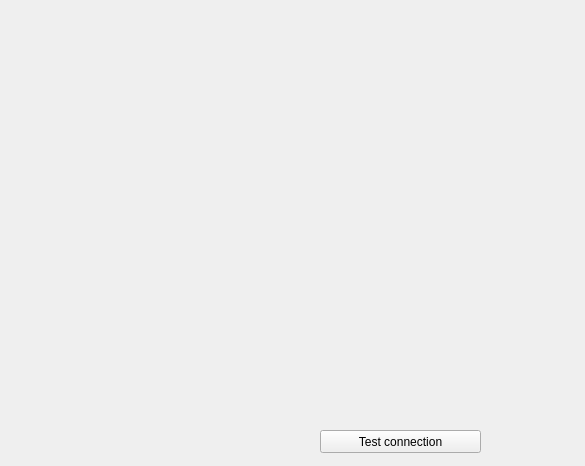
First picture: the form in ui/databasesettingsdialog.ui, repository krajsz/traffic-counter-opencv, before the edit.
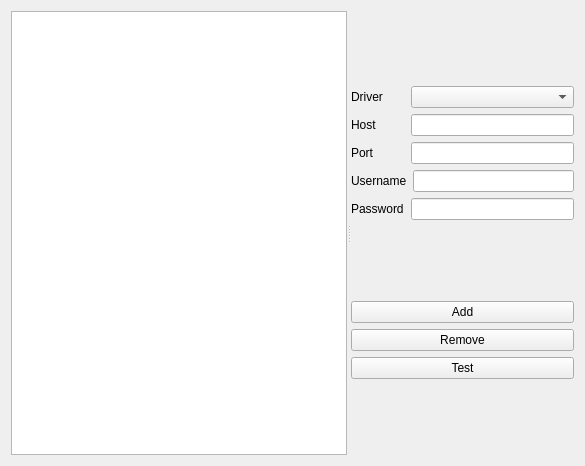
Second picture: the form after the edit.

Commit message: DatabaseSettingsDialog's ui modified.

```diff
--- a/ui/databasesettingsdialog.ui
+++ b/ui/databasesettingsdialog.ui
@@ -13,19 +13,119 @@
   <property name="windowTitle">
    <string>Form</string>
   </property>
-  <widget class="QPushButton" name="pushButton">
-   <property name="geometry">
-    <rect>
-     <x>320</x>
-     <y>430</y>
-     <width>161</width>
-     <height>23</height>
-    </rect>
-   </property>
-   <property name="text">
-    <string>Test connection</string>
-   </property>
-  </widget>
+  <layout class="QGridLayout" name="gridLayout">
+   <item row="0" column="0">
+    <widget class="QSplitter" name="splitter">
+     <property name="orientation">
+      <enum>Qt::Horizontal</enum>
+     </property>
+     <widget class="QListWidget" name="sqlConnectionsListWidget"/>
+     <widget class="QWidget" name="">
+      <layout class="QVBoxLayout" name="verticalLayout_2" stretch="7,0">
+       <item>
+        <layout class="QVBoxLayout" name="verticalLayout">
+         <item>
+          <layout class="QHBoxLayout" name="horizontalLayout_5" stretch="1,3">
+           <item>
+            <widget class="QLabel" name="sqlDriverLabel">
+             <property name="text">
+              <string>Driver</string>
+             </property>
+            </widget>
+           </item>
+           <item>
+            <widget class="QComboBox" name="sqlDriversComboBox"/>
+           </item>
+          </layout>
+         </item>
+         <item>
+          <layout class="QHBoxLayout" name="horizontalLayout" stretch="1,3">
+           <item>
+            <widget class="QLabel" name="hostLabel">
+             <property name="text">
+              <string>Host</string>
+             </property>
+            </widget>
+           </item>
+           <item>
+            <widget class="QLineEdit" name="hostLineEdit"/>
+           </item>
+          </layout>
+         </item>
+         <item>
+          <layout class="QHBoxLayout" name="horizontalLayout_2" stretch="1,3">
+           <item>
+            <widget class="QLabel" name="portLabel">
+             <property name="text">
+              <string>Port</string>
+             </property>
+            </widget>
+           </item>
+           <item>
+            <widget class="QLineEdit" name="portLineEdit"/>
+           </item>
+          </layout>
+         </item>
+         <item>
+          <layout class="QHBoxLayout" name="horizontalLayout_3" stretch="1,3">
+           <item>
+            <widget class="QLabel" name="userNameLabel">
+             <property name="text">
+              <string>Username</string>
+             </property>
+            </widget>
+           </item>
+           <item>
+            <widget class="QLineEdit" name="userNameLineEdit"/>
+           </item>
+          </layout>
+         </item>
+         <item>
+          <layout class="QHBoxLayout" name="horizontalLayout_4" stretch="1,3">
+           <item>
+            <widget class="QLabel" name="passwordLabel">
+             <property name="text">
+              <string>Password</string>
+             </property>
+            </widget>
+           </item>
+           <item>
+            <widget class="QLineEdit" name="passwordLineEdit"/>
+           </item>
+          </layout>
+         </item>
+        </layout>
+       </item>
+       <item>
+        <layout class="QVBoxLayout" name="verticalLayout_3">
+         <item>
+          <widget class="QPushButton" name="addNewConnectionButton">
+           <property name="text">
+            <string>Add</string>
+           </property>
+          </widget>
+         </item>
+         <item>
+          <widget class="QPushButton" name="removeConnectionButton">
+           <property name="text">
+            <string>Remove</string>
+           </property>
+          </widget>
+         </item>
+         <item>
+          <widget class="QPushButton" name="testConnectionButton">
+           <property name="text">
+            <string>Test</string>
+           </property>
+          </widget>
+         </item>
+        </layout>
+       </item>
+      </layout>
+     </widget>
+    </widget>
+   </item>
+  </layout>
  </widget>
  <resources/>
  <connections/>
```
The commit also changes 3 other files.
